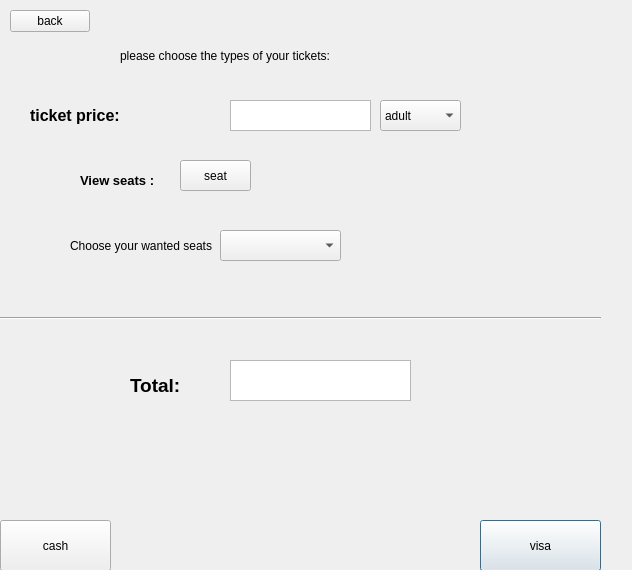
Before: the Qt Designer form costoftickets.ui in Abdelrahman-Shorim/FlightApp, drawn with Qt 5.
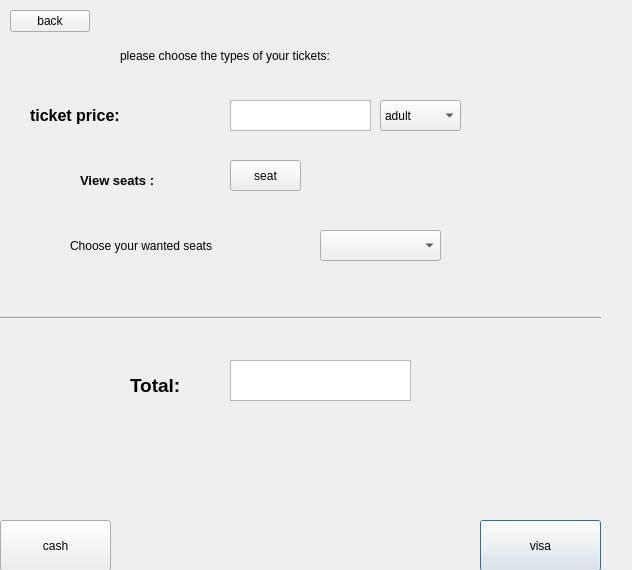
After: the same form once the commit is applied.

Diff of the .ui file:
```diff
--- a/costoftickets.ui
+++ b/costoftickets.ui
@@ -145,7 +145,7 @@
   <widget class="QPushButton" name="seats">
    <property name="geometry">
     <rect>
-     <x>180</x>
+     <x>230</x>
      <y>160</y>
      <width>71</width>
      <height>31</height>
@@ -204,7 +204,7 @@
   <widget class="QComboBox" name="comboBox_2">
    <property name="geometry">
     <rect>
-     <x>220</x>
+     <x>320</x>
      <y>230</y>
      <width>121</width>
      <height>31</height>
```
